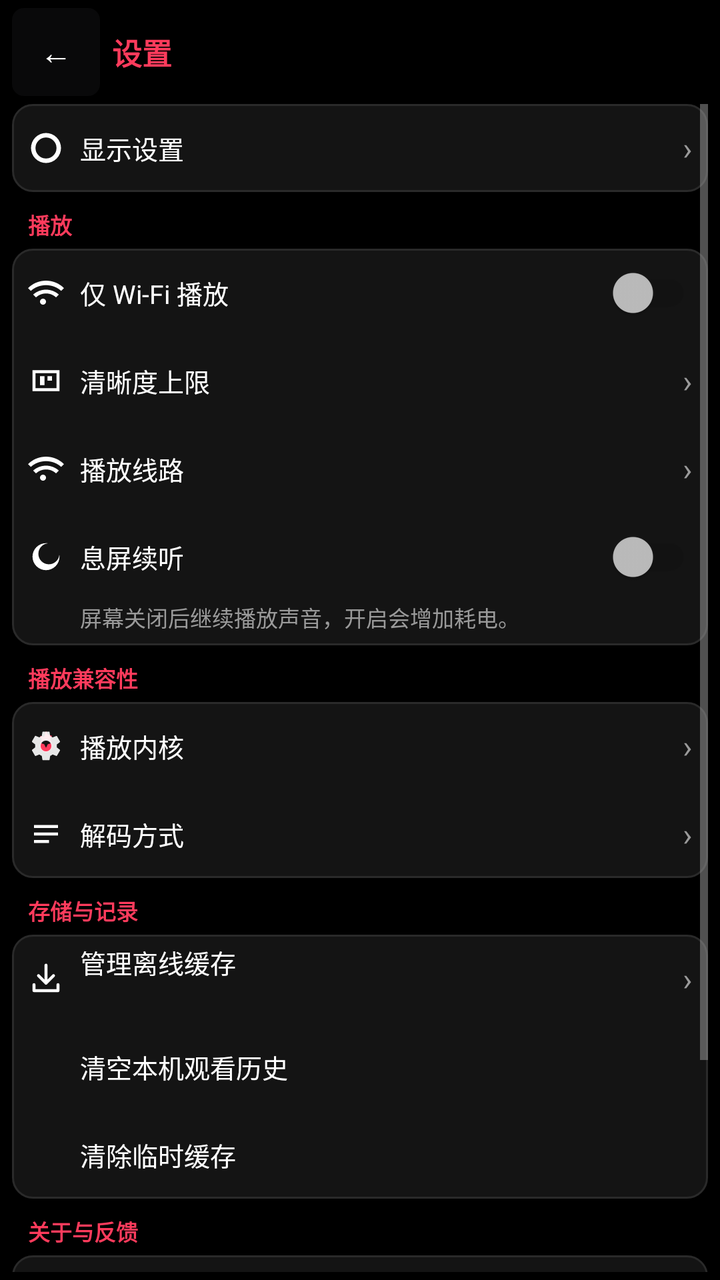
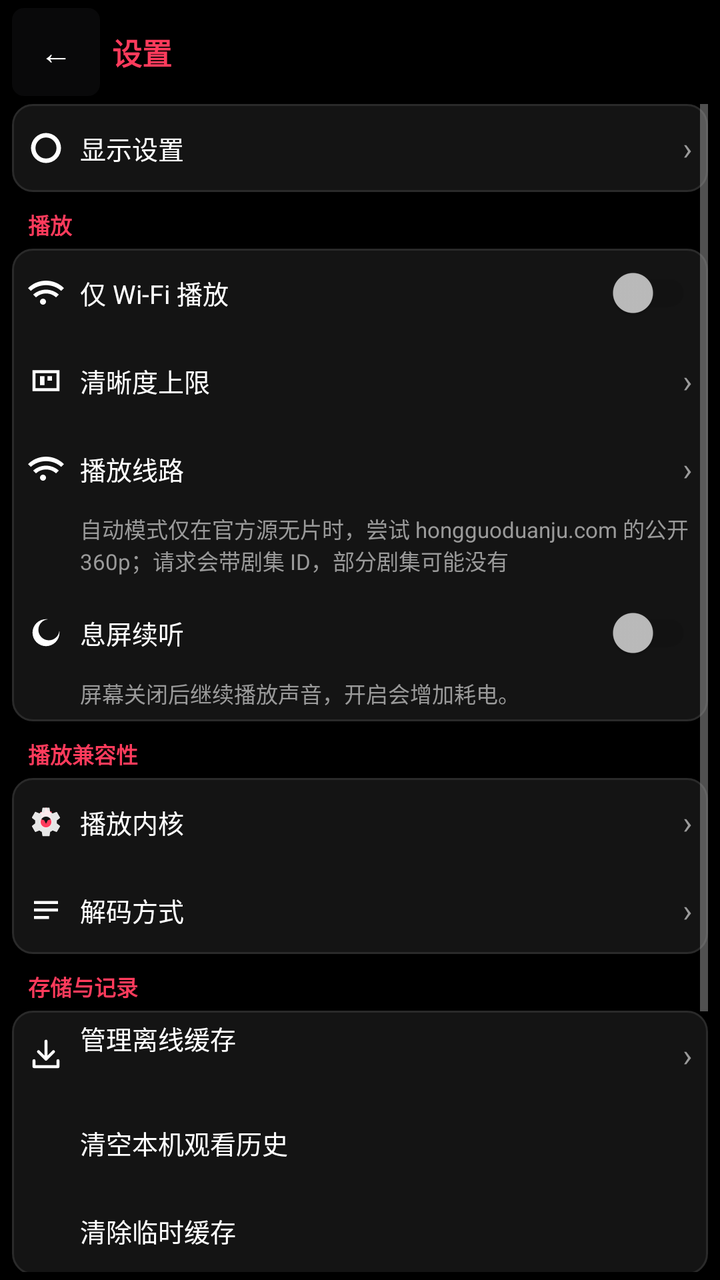

Two renders of the same Android screen: before a commit and after it. Below are the layout's source before the change and the commit's diff.
<!-- AndroidManifest.xml: application theme Theme.HongguoWatch -->
<!-- res/layout/activity_settings.xml -->
<?xml version="1.0" encoding="utf-8"?>
<LinearLayout xmlns:android="http://schemas.android.com/apk/res/android"
    android:id="@+id/settingsRoot"
    android:layout_width="match_parent"
    android:layout_height="match_parent"
    android:background="@color/bg"
    android:orientation="vertical"
    android:paddingHorizontal="@dimen/watch_pad"
    android:paddingTop="@dimen/watch_pad_tight"
    android:paddingBottom="@dimen/watch_pad_tight">

    <LinearLayout
        android:id="@+id/settingsToolbar"
        android:layout_width="match_parent"
        android:layout_height="wrap_content"
        android:gravity="center_vertical"
        android:orientation="horizontal"
        android:paddingBottom="4dp">

        <TextView
            android:id="@+id/backButton"
            android:layout_width="44dp"
            android:layout_height="44dp"
            android:background="@drawable/bg_control_button"
            android:contentDescription="@string/settings_back"
            android:focusable="true"
            android:gravity="center"
            android:text="@string/back"
            android:textColor="@color/text_primary"
            android:textSize="16sp" />

        <TextView
            android:id="@+id/settingsTitle"
            android:layout_width="0dp"
            android:layout_height="wrap_content"
            android:layout_marginStart="6dp"
            android:layout_weight="1"
            android:text="@string/tab_settings"
            android:textColor="@color/accent"
            android:textSize="@dimen/watch_title"
            android:textStyle="bold" />

        <TextView
            android:id="@+id/toolbarClock"
            android:layout_width="wrap_content"
            android:layout_height="wrap_content"
            android:layout_marginStart="6dp"
            android:contentDescription="@string/cd_toolbar_clock"
            android:fontFamily="sans-serif-medium"
            android:textColor="@color/text_primary"
            android:textSize="@dimen/watch_meta"
            android:textStyle="bold" />
    </LinearLayout>

    <ScrollView
        android:id="@+id/settingsScroll"
        android:layout_width="match_parent"
        android:layout_height="0dp"
        android:layout_weight="1"
        android:overScrollMode="ifContentScrolls"
        android:scrollbars="vertical">

        <LinearLayout
            android:layout_width="match_parent"
            android:layout_height="wrap_content"
            android:orientation="vertical"
            android:paddingBottom="@dimen/watch_pad">

            <LinearLayout
                style="@style/Widget.HongguoWatch.SettingsGroup">

                <LinearLayout
                    android:id="@+id/displaySettingsButton"
                    style="@style/Widget.HongguoWatch.SettingsAction">

                    <ImageView
                        style="@style/Widget.HongguoWatch.SettingsIcon"
                        android:src="@drawable/ic_settings_round" />

                    <TextView
                        style="@style/Widget.HongguoWatch.SettingsRowTitle"
                        android:text="@string/display_settings_title" />

                    <TextView
                        android:id="@+id/displaySettingsStatus"
                        style="@style/Widget.HongguoWatch.SettingsValue" />

                    <TextView
                        style="@style/Widget.HongguoWatch.SettingsArrow" />
                </LinearLayout>
            </LinearLayout>

            <TextView
                style="@style/Widget.HongguoWatch.SettingsHeading"
                android:text="@string/settings_section_playback" />

            <LinearLayout
                style="@style/Widget.HongguoWatch.SettingsGroup">

                <LinearLayout style="@style/Widget.HongguoWatch.SettingsRow">

                    <ImageView
                        style="@style/Widget.HongguoWatch.SettingsIcon"
                        android:src="@drawable/ic_settings_wifi" />

                    <androidx.appcompat.widget.SwitchCompat
                        android:id="@+id/wifiOnlySwitch"
                        style="@style/Widget.HongguoWatch.SettingsSwitch"
                        android:enabled="false"
                        android:text="@string/wifi_only" />
                </LinearLayout>

                <LinearLayout
                    android:id="@+id/qualityButton"
                    style="@style/Widget.HongguoWatch.SettingsAction"
                    android:enabled="false">

                    <ImageView
                        style="@style/Widget.HongguoWatch.SettingsIcon"
                        android:src="@drawable/ic_settings_quality" />

                    <TextView
                        style="@style/Widget.HongguoWatch.SettingsRowTitle"
                        android:text="@string/max_quality" />

                    <TextView
                        android:id="@+id/qualityStatus"
                        style="@style/Widget.HongguoWatch.SettingsValue" />

                    <TextView
                        style="@style/Widget.HongguoWatch.SettingsArrow" />
                </LinearLayout>

                <LinearLayout
                    android:id="@+id/playbackRouteButton"
                    style="@style/Widget.HongguoWatch.SettingsAction"
                    android:enabled="false">

                    <ImageView
                        style="@style/Widget.HongguoWatch.SettingsIcon"
                        android:src="@drawable/ic_settings_wifi" />

                    <TextView
                        style="@style/Widget.HongguoWatch.SettingsRowTitle"
                        android:text="@string/playback_route_label" />

                    <TextView
                        android:id="@+id/playbackRouteStatus"
                        style="@style/Widget.HongguoWatch.SettingsValue" />

                    <TextView
                        style="@style/Widget.HongguoWatch.SettingsArrow" />
                </LinearLayout>

                <LinearLayout style="@style/Widget.HongguoWatch.SettingsRow">

                    <ImageView
                        style="@style/Widget.HongguoWatch.SettingsIcon"
                        android:src="@drawable/ic_settings_screen_off" />

                    <androidx.appcompat.widget.SwitchCompat
                        android:id="@+id/screenOffContinueSwitch"
                        style="@style/Widget.HongguoWatch.SettingsSwitch"
                        android:enabled="false"
                        android:text="@string/screen_off_continue" />
                </LinearLayout>

                <TextView
                    style="@style/Widget.HongguoWatch.SettingsHint"
                    android:text="@string/settings_screen_off_hint" />

                <LinearLayout
                    android:id="@+id/episodeWheelRow"
                    style="@style/Widget.HongguoWatch.SettingsRow"
                    android:visibility="gone">

                    <ImageView
                        style="@style/Widget.HongguoWatch.SettingsIcon"
                        android:src="@drawable/ic_next" />

                    <androidx.appcompat.widget.SwitchCompat
                        android:id="@+id/episodeWheelSwitch"
                        style="@style/Widget.HongguoWatch.SettingsSwitch"
                        android:text="@string/settings_episode_wheel" />
                </LinearLayout>
            </LinearLayout>

            <TextView
                style="@style/Widget.HongguoWatch.SettingsHeading"
                android:text="@string/settings_section_compatibility" />

            <LinearLayout
                style="@style/Widget.HongguoWatch.SettingsGroup">

                <LinearLayout
                    android:id="@+id/kernelButton"
                    style="@style/Widget.HongguoWatch.SettingsAction"
                    android:enabled="false">

                    <ImageView
                        style="@style/Widget.HongguoWatch.SettingsIcon"
                        android:src="@drawable/ic_settings_kernel" />

                    <TextView
                        style="@style/Widget.HongguoWatch.SettingsRowTitle"
                        android:text="@string/player_kernel_label" />

                    <TextView
                        android:id="@+id/kernelStatus"
                        style="@style/Widget.HongguoWatch.SettingsValue" />

                    <TextView
                        style="@style/Widget.HongguoWatch.SettingsArrow" />
                </LinearLayout>

                <LinearLayout
                    android:id="@+id/decodeButton"
                    style="@style/Widget.HongguoWatch.SettingsAction"
                    android:enabled="false">

                    <ImageView
                        style="@style/Widget.HongguoWatch.SettingsIcon"
                        android:src="@drawable/ic_settings_decode" />

                    <TextView
                        style="@style/Widget.HongguoWatch.SettingsRowTitle"
                        android:text="@string/decode_path_label" />

                    <TextView
                        android:id="@+id/decodeStatus"
                        style="@style/Widget.HongguoWatch.SettingsValue" />

                    <TextView
                        style="@style/Widget.HongguoWatch.SettingsArrow" />
                </LinearLayout>
            </LinearLayout>

            <TextView
                style="@style/Widget.HongguoWatch.SettingsHeading"
                android:text="@string/settings_section_storage" />

            <LinearLayout
                style="@style/Widget.HongguoWatch.SettingsGroup">

                <LinearLayout
                    android:id="@+id/manageOfflineButton"
                    style="@style/Widget.HongguoWatch.SettingsAction"
                    android:paddingVertical="@dimen/watch_pad_tight">

                    <ImageView
                        style="@style/Widget.HongguoWatch.SettingsIcon"
                        android:src="@drawable/ic_settings_offline" />

                    <LinearLayout
                        android:layout_width="0dp"
                        android:layout_height="wrap_content"
                        android:layout_weight="1"
                        android:orientation="vertical">

                        <TextView
                            android:layout_width="match_parent"
                            android:layout_height="wrap_content"
                            android:text="@string/offline_manage"
                            android:textColor="@color/text_primary"
                            android:textSize="@dimen/watch_body" />

                        <TextView
                            android:id="@+id/videoCacheUsage"
                            android:layout_width="match_parent"
                            android:layout_height="wrap_content"
                            android:layout_marginTop="2dp"
                            android:textColor="@color/text_secondary"
                            android:textSize="@dimen/watch_meta" />
                    </LinearLayout>

                    <TextView
                        style="@style/Widget.HongguoWatch.SettingsArrow" />
                </LinearLayout>

                <TextView
                    android:id="@+id/clearHistoryButton"
                    style="@style/Widget.HongguoWatch.SettingsTextAction"
                    android:text="@string/settings_clear_watch_history" />

                <TextView
                    android:id="@+id/clearCacheButton"
                    style="@style/Widget.HongguoWatch.SettingsTextAction"
                    android:text="@string/settings_clear_temporary_cache" />
            </LinearLayout>

            <TextView
                style="@style/Widget.HongguoWatch.SettingsHeading"
                android:text="@string/settings_section_help" />

            <LinearLayout
                style="@style/Widget.HongguoWatch.SettingsGroup">

                <LinearLayout
                    android:id="@+id/checkUpdateButton"
                    style="@style/Widget.HongguoWatch.SettingsAction">

                    <ImageView
                        style="@style/Widget.HongguoWatch.SettingsIcon"
                        android:src="@drawable/ic_settings_update" />

                    <TextView
                        style="@style/Widget.HongguoWatch.SettingsRowTitle"
                        android:text="@string/check_update" />

                    <TextView
                        android:id="@+id/versionLabel"
                        style="@style/Widget.HongguoWatch.SettingsValue" />

                    <TextView
                        style="@style/Widget.HongguoWatch.SettingsArrow" />
                </LinearLayout>

                <LinearLayout
                    android:id="@+id/uploadDiagButton"
                    style="@style/Widget.HongguoWatch.SettingsAction">

                    <ImageView
                        style="@style/Widget.HongguoWatch.SettingsIcon"
                        android:src="@drawable/ic_settings_diag" />

                    <TextView
                        style="@style/Widget.HongguoWatch.SettingsRowTitle"
                        android:text="@string/upload_diagnostics" />

                    <TextView style="@style/Widget.HongguoWatch.SettingsArrow" />
                </LinearLayout>

                <TextView
                    android:id="@+id/qqGroupLabel"
                    style="@style/Widget.HongguoWatch.SettingsTextAction"
                    android:text="@string/qq_group" />
            </LinearLayout>
        </LinearLayout>
    </ScrollView>
</LinearLayout>
<!-- resources referenced by this layout -->
<resources>
  <color name="accent">#FF3B5C</color>
  <color name="bg">#000000</color>
  <color name="text_primary">#FFFFFF</color>
  <color name="text_secondary">#9A9A9A</color>
  <dimen name="watch_body">13sp</dimen>
  <dimen name="watch_meta">11sp</dimen>
  <dimen name="watch_pad">6dp</dimen>
  <dimen name="watch_pad_tight">4dp</dimen>
  <dimen name="watch_title">15sp</dimen>
  <string name="back">←</string>
  <string name="cd_toolbar_clock">当前时间</string>
  <string name="check_update">检查更新</string>
  <string name="decode_path_label">解码方式</string>
  <string name="display_settings_title">显示设置</string>
  <string name="max_quality">清晰度上限</string>
  <string name="offline_manage">管理离线缓存</string>
  <string name="playback_route_label">播放线路</string>
  <string name="player_kernel_label">播放内核</string>
  <string name="qq_group">QQ群 1130845653</string>
  <string name="screen_off_continue">息屏续听</string>
  <string name="settings_back">返回</string>
  <string name="settings_clear_temporary_cache">清除临时缓存</string>
  <string name="settings_clear_watch_history">清空本机观看历史</string>
  <string name="settings_episode_wheel">指纹滑动切集</string>
  <string name="settings_screen_off_hint">屏幕关闭后继续播放声音，开启会增加耗电。</string>
  <string name="settings_section_compatibility">播放兼容性</string>
  <string name="settings_section_help">关于与反馈</string>
  <string name="settings_section_playback">播放</string>
  <string name="settings_section_storage">存储与记录</string>
  <string name="tab_settings">设置</string>
  <string name="upload_diagnostics">上传诊断日志</string>
  <string name="wifi_only">仅 Wi‑Fi 播放</string>
  <style name="Widget.HongguoWatch.SettingsAction" parent="Widget.HongguoWatch.SettingsRow">
          <item name="android:background">?attr/selectableItemBackground</item>
          <item name="android:clickable">true</item>
          <item name="android:focusable">true</item>
      </style>
  <style name="Widget.HongguoWatch.SettingsGroup" parent="">
          <item name="android:layout_width">match_parent</item>
          <item name="android:layout_height">wrap_content</item>
          <item name="android:background">@drawable/bg_setting_block</item>
          <item name="android:orientation">vertical</item>
      </style>
  <style name="Widget.HongguoWatch.SettingsIcon" parent="">
          <item name="android:layout_width">18dp</item>
          <item name="android:layout_height">18dp</item>
          <item name="android:layout_marginEnd">8dp</item>
          <item name="android:importantForAccessibility">no</item>
      </style>
  <color name="accent_soft">#33FF3B5C</color>
  <string name="setting_chevron">›</string>
  <dimen name="watch_control_h">44dp</dimen>
  <color name="accent_dim">#C92D48</color>
  <color name="bg_elevated">#141414</color>
  <color name="stroke">#2A2A2A</color>
  <!-- drawable bg_alert_dialog (drawable) -->
  <?xml version="1.0" encoding="utf-8"?>
  <shape xmlns:android="http://schemas.android.com/apk/res/android"
      android:shape="rectangle">
      <solid android:color="@color/bg_elevated" />
      <corners android:radius="12dp" />
      <stroke
          android:width="1dp"
          android:color="@color/stroke" />
  </shape>
  <style name="Widget.HongguoWatch.DialogButton.Positive" parent="Widget.HongguoWatch.DialogButton">
          
          <item name="android:textColor">@color/accent</item>
      </style>
  <style name="TextAppearance.HongguoWatch.DialogTitle" parent="TextAppearance.MaterialComponents.Subtitle1">
          <item name="android:textColor">@color/text_primary</item>
          <item name="android:textSize">15sp</item>
          <item name="android:textStyle">bold</item>
      </style>
  <style name="TextAppearance.HongguoWatch.DialogBody" parent="TextAppearance.MaterialComponents.Body2">
          <item name="android:textColor">@color/text_secondary</item>
          <item name="android:textSize">12sp</item>
      </style>
  <!-- unchanged entries left out for length: 23 -->
</resources>

<!-- the commit's change to res/layout/activity_settings.xml (unified diff, before → after) -->
@@ -152,6 +152,10 @@
                         style="@style/Widget.HongguoWatch.SettingsArrow" />
                 </LinearLayout>
 
+                <TextView
+                    style="@style/Widget.HongguoWatch.SettingsHint"
+                    android:text="@string/playback_route_hint" />
+
                 <LinearLayout style="@style/Widget.HongguoWatch.SettingsRow">
 
                     <ImageView
<!-- resource entries referenced after the edit -->
@@ -16,6 +16,7 @@
   <string name="display_settings_title">显示设置</string>
   <string name="max_quality">清晰度上限</string>
   <string name="offline_manage">管理离线缓存</string>
+  <string name="playback_route_hint">自动模式仅在官方源无片时，尝试 hongguoduanju.com 的公开 360p；请求会带剧集 ID，部分剧集可能没有</string>
   <string name="playback_route_label">播放线路</string>
   <string name="player_kernel_label">播放内核</string>
   <string name="qq_group">QQ群 1130845653</string>
